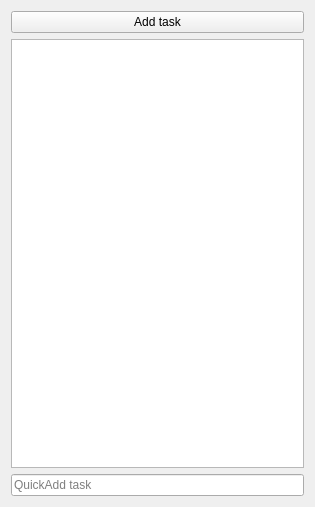
Old version of the form qt_gui/ui/task_outline.ui in the repository ravenvz/SprintTimer.
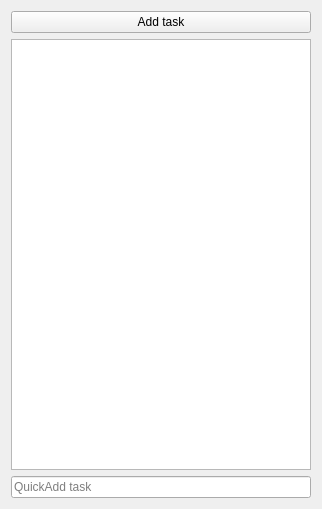
New version of the form. Custom widgets are drawn as their Qt base class.

Commit message: Main window is now handling resizing properly

```diff
--- a/qt_gui/ui/task_outline.ui
+++ b/qt_gui/ui/task_outline.ui
@@ -6,8 +6,8 @@
    <rect>
     <x>0</x>
     <y>0</y>
-    <width>315</width>
-    <height>507</height>
+    <width>318</width>
+    <height>509</height>
    </rect>
   </property>
   <property name="windowTitle">
@@ -17,14 +17,20 @@
    <item>
     <widget class="QPushButton" name="pbAddTask">
      <property name="sizePolicy">
-      <sizepolicy hsizetype="Expanding" vsizetype="Fixed">
+      <sizepolicy hsizetype="MinimumExpanding" vsizetype="Fixed">
        <horstretch>0</horstretch>
        <verstretch>0</verstretch>
       </sizepolicy>
      </property>
-     <property name="maximumSize">
+     <property name="minimumSize">
       <size>
        <width>300</width>
+       <height>0</height>
+      </size>
+     </property>
+     <property name="maximumSize">
+      <size>
+       <width>16777215</width>
        <height>16777215</height>
       </size>
      </property>
@@ -38,9 +44,21 @@
    </item>
    <item>
     <widget class="qt_gui::ReordableListView" name="lvTaskView">
-     <property name="maximumSize">
+     <property name="sizePolicy">
+      <sizepolicy hsizetype="MinimumExpanding" vsizetype="MinimumExpanding">
+       <horstretch>0</horstretch>
+       <verstretch>0</verstretch>
+      </sizepolicy>
+     </property>
+     <property name="minimumSize">
       <size>
        <width>300</width>
+       <height>0</height>
+      </size>
+     </property>
+     <property name="maximumSize">
+      <size>
+       <width>16777215</width>
        <height>16777215</height>
       </size>
      </property>
@@ -106,9 +124,21 @@
    </item>
    <item>
     <widget class="QLineEdit" name="leQuickAddTask">
-     <property name="maximumSize">
+     <property name="sizePolicy">
+      <sizepolicy hsizetype="MinimumExpanding" vsizetype="Fixed">
+       <horstretch>0</horstretch>
+       <verstretch>0</verstretch>
+      </sizepolicy>
+     </property>
+     <property name="minimumSize">
       <size>
        <width>300</width>
+       <height>0</height>
+      </size>
+     </property>
+     <property name="maximumSize">
+      <size>
+       <width>16777215</width>
        <height>16777215</height>
       </size>
      </property>
```
The commit also changes 2 other files.
